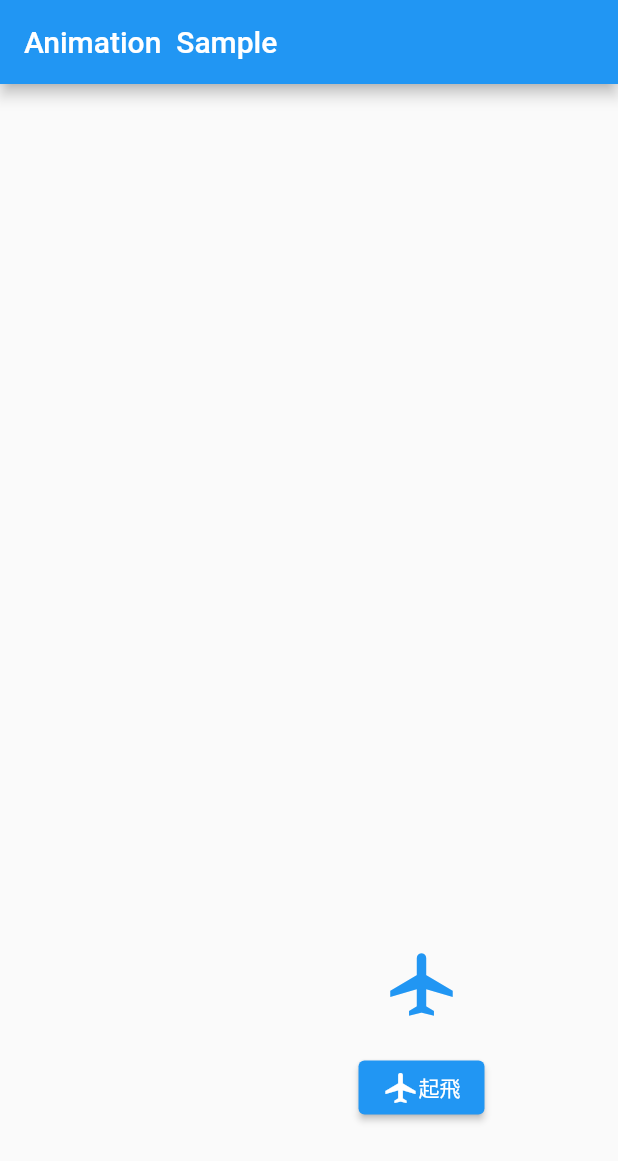
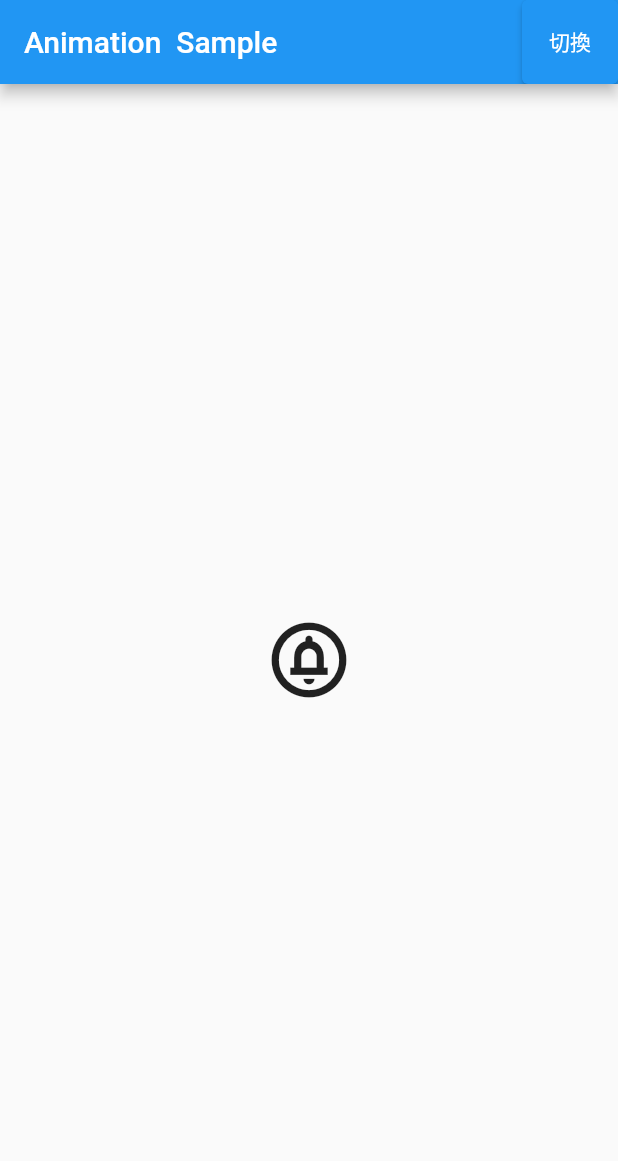
Before and after one commit to JennyChang1124/animated_class, a Flutter app: the screen it shows after launch, on a phone screen of 412 x 824 dp. Shown: the top 1161 px of the screen. Run offline on Flutter 3.47's test engine with Material 2 defaults, Android fonts, the phone set to English and light mode, and no system bars.

Commit message:
Update main.dart

```diff
--- a/lib/main.dart
+++ b/lib/main.dart
@@ -2,82 +2,66 @@ import 'package:flutter/material.dart';
 
 void main() => runApp(const MyApp());
 
+
 class MyApp extends StatelessWidget {
-  const MyApp({super.key});
-
-  static const String _title = 'Animation  Sample';
+  const MyApp({Key? key}) : super(key: key);
 
   @override
   Widget build(BuildContext context) {
     return MaterialApp(
-      title: _title,
-      home: Scaffold(
-        appBar: AppBar(title: const Text(_title)),
-        body: const MyStatefulWidget(),
+      title: 'Flutter Demo',
+      theme: ThemeData(
+        primarySwatch: Colors.blue,
+      ),
+      home: GFG(),
+      debugShowCheckedModeBanner: false,
+    );
+  }
+}
+
+class GFG extends StatefulWidget {
+  const GFG({Key? key}) : super(key: key);
+
+  @override
+  State<GFG> createState() => _GFGState();
+}
+
+class _GFGState extends State<GFG> with TickerProviderStateMixin {
+  late AnimationController _controller;
+  bool _bool = true;
+
+  @override
+  Widget build(BuildContext context) {
+    return Scaffold(
+      appBar: AppBar(
+        title: Text("Animation  Sample"),
+        actions: [
+          ElevatedButton(
+            onPressed: () {
+              setState(
+                    () {
+                  _bool = !_bool;
+                },
+              );
+            },
+            child: Text("切換"),
+          ),
+        ],
+      ),
+      body: Center(
+        child: AnimatedCrossFade(
+          // First widget
+            firstChild: Container(
+              child:Icon(Icons.circle_notifications_outlined,size: 60,),
+            ),
+            secondChild: Container(
+                child:Icon(Icons.ice_skating,size: 60,)
+            ),
+            crossFadeState:
+            _bool ? CrossFadeState.showFirst : CrossFadeState.showSecond,
+            // Duration for crossFade animation.
+            duration: Duration(seconds: 1)),
       ),
     );
   }
 }
-
-class MyStatefulWidget extends StatefulWidget {
-  const MyStatefulWidget({super.key});
-
-  @override
-  State<MyStatefulWidget> createState() => _MyStatefulWidgetState();
-}
-
-class _MyStatefulWidgetState extends State<MyStatefulWidget> {
-  double padValue = 500.0;
-  double padValue2 =500.0;
-  void _updatePadding(double value) {
-    setState(() {
-      padValue = value;
-      padValue2 = value;
-    });
-  }
-
-  @override
-  Widget build(BuildContext context) {
-    return Center(
-        child: Column(
-      mainAxisAlignment: MainAxisAlignment.center,
-      children: <Widget>[
-        AnimatedPadding(
-            padding: EdgeInsets.only(left:150,top: padValue2),
-            duration: const Duration(seconds: 3),
-            curve: Curves.easeOut,
-            child: const Icon(
-              Icons.airplanemode_active,
-              color: Colors.blue,
-              size: 50,
-            ),
-            onEnd: (){
-              setState(() {
-                padValue2 = 400;
-              });
-            }
-        ),
-        const SizedBox(height: 10),
-        Padding(
-          padding: const EdgeInsets.only(left:150,top: 10),
-          child:  ElevatedButton(
-              style: ButtonStyle(
-                backgroundColor: MaterialStateProperty.all(
-                    Colors.blue),),
-                    onPressed: () {
-                _updatePadding(padValue2== 0.0 ? 100.0 : 0.0);
-                },
-              child: Row(
-                mainAxisSize: MainAxisSize.min,
-                children: const [
-                  Icon(Icons.airplanemode_active_outlined),
-                  Text('起飛'),
-                ],
-              ),
-          ),
-        ),
-      ],
-    ),
-    );
-  }
-}
```
